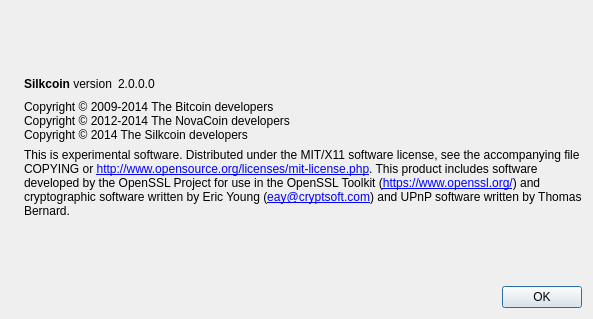
This is src/qt/forms/aboutdialog.ui in duality-solutions/Sequence as Qt 5 draws it before an edit. The edited form follows.
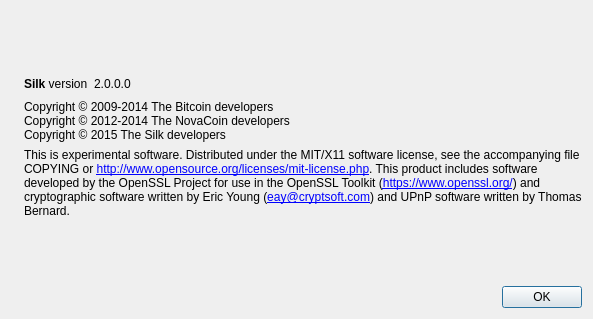
This is the edited form. Icons and pictures are not drawn.

The edit to the form file:
```diff
--- a/src/qt/forms/aboutdialog.ui
+++ b/src/qt/forms/aboutdialog.ui
@@ -50,7 +50,7 @@
           <cursorShape>IBeamCursor</cursorShape>
          </property>
          <property name="text">
-          <string>&lt;b&gt;Silkcoin&lt;/b&gt; version</string>
+          <string>&lt;b&gt;Silk&lt;/b&gt; version</string>
          </property>
          <property name="textInteractionFlags">
           <set>Qt::LinksAccessibleByMouse|Qt::TextSelectableByKeyboard|Qt::TextSelectableByMouse</set>
@@ -93,7 +93,7 @@
        <property name="text">
         <string>Copyright © 2009-2014 The Bitcoin developers
 Copyright © 2012-2014 The NovaCoin developers
-Copyright © 2014 The Silkcoin developers</string>
+Copyright © 2015 The Silk developers</string>
        </property>
        <property name="textInteractionFlags">
         <set>Qt::LinksAccessibleByMouse|Qt::TextSelectableByKeyboard|Qt::TextSelectableByMouse</set>
```
Left out of the diff: 2 changed lines with no effect on the pictures.
